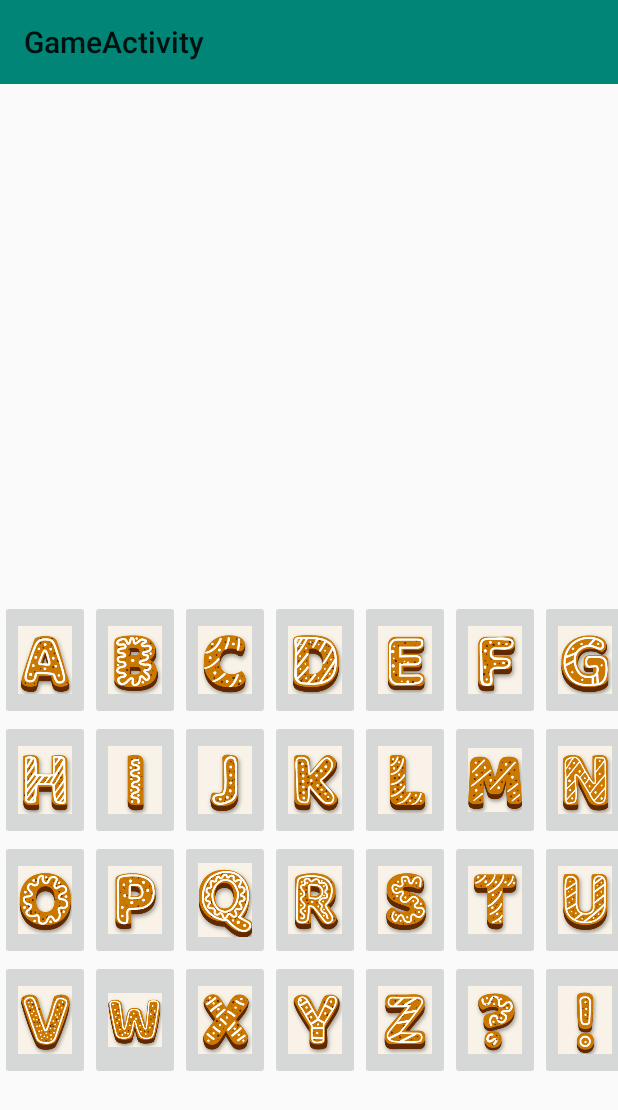
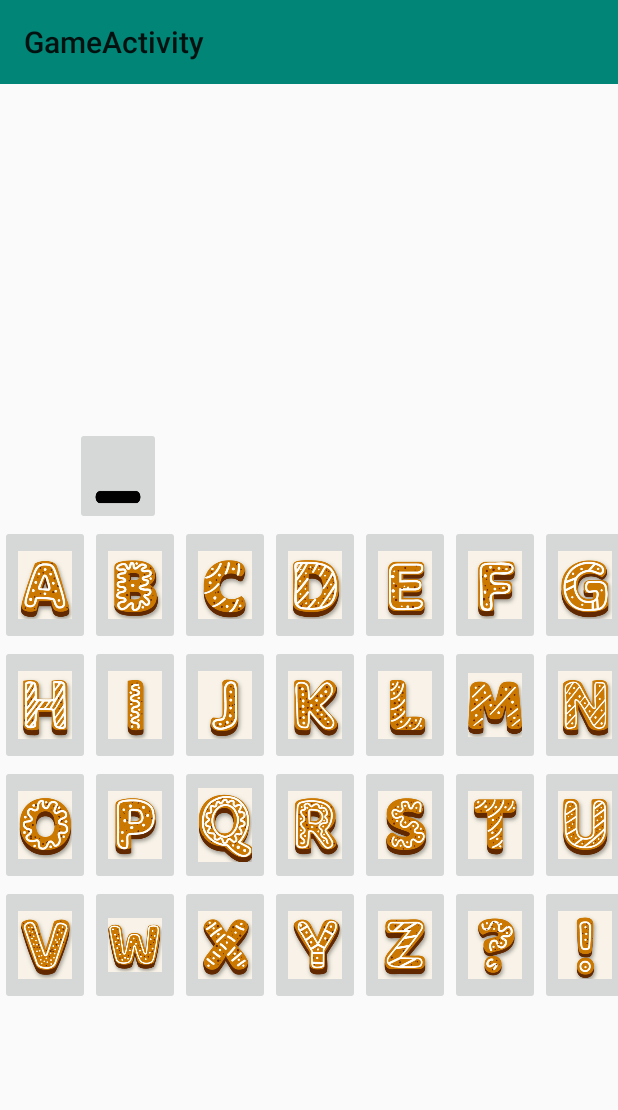
Before and after one commit to iso30/TwitterHangman, an Android app: the GameActivity screen opened directly, with no data from a screen before it, on a phone screen of 412 x 824 dp. Shown: the top 1110 px of the screen. Run offline under Robolectric (Android 15) with nearby library versions, the phone set to English and light mode, and no system bars.

Commit message:
basic game activity design in place

```diff
--- a/app/src/main/java/com/example/twitterhangman/GameActivity.java
+++ b/app/src/main/java/com/example/twitterhangman/GameActivity.java
@@ -22,15 +22,7 @@ public class GameActivity extends AppCompatActivity {
         Log.d("LOG","in create");
         Toolbar toolbar = findViewById(R.id.toolbar);
         setSupportActionBar(toolbar);
-/*
-        FloatingActionButton fab = findViewById(R.id.fab);
-        fab.setOnClickListener(new View.OnClickListener() {
-            @Override
-            public void onClick(View view) {
-                Snackbar.make(view, "Replace with your own action", Snackbar.LENGTH_LONG)
-                        .setAction("Action", null).show();
-            }
-        });*/
+
     }
 
 }
--- a/app/src/main/res/layout/content_game.xml
+++ b/app/src/main/res/layout/content_game.xml
@@ -8,25 +8,58 @@
     tools:context=".GameActivity"
     tools:showIn="@layout/activity_game">
 
-    <LinearLayout
-        android:id="@+id/GameScene"
-        android:layout_width="match_parent"
-        android:layout_height="400dp"
+    <androidx.constraintlayout.widget.Guideline
+        android:id="@+id/RightGuideline"
+        android:layout_width="wrap_content"
+        android:layout_height="wrap_content"
+        android:orientation="vertical"
+        app:layout_constraintGuide_end="50dp" />
+
+    <androidx.constraintlayout.widget.Guideline
+        android:id="@+id/TopGuideline"
+        android:layout_width="wrap_content"
+        android:layout_height="wrap_content"
         android:orientation="horizontal"
-        app:layout_constraintStart_toStartOf="parent"
-        app:layout_constraintTop_toTopOf="parent">
+        app:layout_constraintGuide_begin="50dp" />
 
-    </LinearLayout>
+    <androidx.constraintlayout.widget.Guideline
+        android:id="@+id/LeftGuideline"
+        android:layout_width="wrap_content"
+        android:layout_height="wrap_content"
+        android:orientation="vertical"
+        app:layout_constraintGuide_begin="50dp"
+        app:layout_constraintStart_toStartOf="parent" />
+
+    <androidx.constraintlayout.widget.Guideline
+        android:id="@+id/TableTopGuideline"
+        android:layout_width="wrap_content"
+        android:layout_height="wrap_content"
+        android:orientation="horizontal"
+        app:layout_constraintGuide_begin="350dp" />
+
+    <ImageButton
+        android:id="@+id/imageButton"
+        android:layout_width="57dp"
+        android:layout_height="65dp"
+        android:layout_weight="1"
+        android:adjustViewBounds="true"
+        android:contentDescription="underScore field"
+        android:scaleType="fitXY"
+        app:layout_constraintBottom_toTopOf="@id/AlphaTable"
+        app:layout_constraintStart_toStartOf="@id/LeftGuideline"
+        app:srcCompat="@drawable/underscore" />
 
     <TableLayout
-        android:layout_width="0dp"
-        android:layout_height="325dp"
+        android:id="@+id/AlphaTable"
+        android:layout_width="wrap_content"
+        android:layout_height="wrap_content"
         app:layout_constraintStart_toStartOf="parent"
-        app:layout_constraintTop_toBottomOf="@id/GameScene">
+        app:layout_constraintTop_toBottomOf="@id/TableTopGuideline">
 
         <TableRow
-            android:layout_width="match_parent"
-            android:layout_height="match_parent">
+            android:id="@+id/AlphaRow1"
+            android:layout_width="wrap_content"
+            android:layout_height="wrap_content">
 
             <ImageButton
                 android:id="@+id/alphaA"
@@ -107,8 +140,9 @@
         </TableRow>
 
         <TableRow
-            android:layout_width="match_parent"
-            android:layout_height="match_parent">
+            android:id="@+id/AlphaRow2"
+            android:layout_width="wrap_content"
+            android:layout_height="wrap_content">
 
             <ImageButton
                 android:id="@+id/alphaH"
@@ -189,8 +223,9 @@
         </TableRow>
 
         <TableRow
-            android:layout_width="match_parent"
-            android:layout_height="match_parent">
+            android:id="@+id/AlphaRow3"
+            android:layout_width="wrap_content"
+            android:layout_height="wrap_content">
 
             <ImageButton
                 android:id="@+id/alphaO"
@@ -271,8 +306,9 @@
         </TableRow>
 
         <TableRow
-            android:layout_width="match_parent"
-            android:layout_height="match_parent">
+            android:id="@+id/AlphaRow4"
+            android:layout_width="wrap_content"
+            android:layout_height="wrap_content">
 
             <ImageButton
                 android:id="@+id/alphaV"
```
Also changed, not shown: app/src/main/res/drawable-hdpi/underscore.png (added), app/src/main/res/drawable-mdpi/underscore.png (added), app/src/main/res/drawable-xhdpi/underscore.png (added), app/src/main/res/drawable-xxhdpi/underscore.png (added), app/src/main/res/drawable-xxxhdpi/underscore.png (added).
